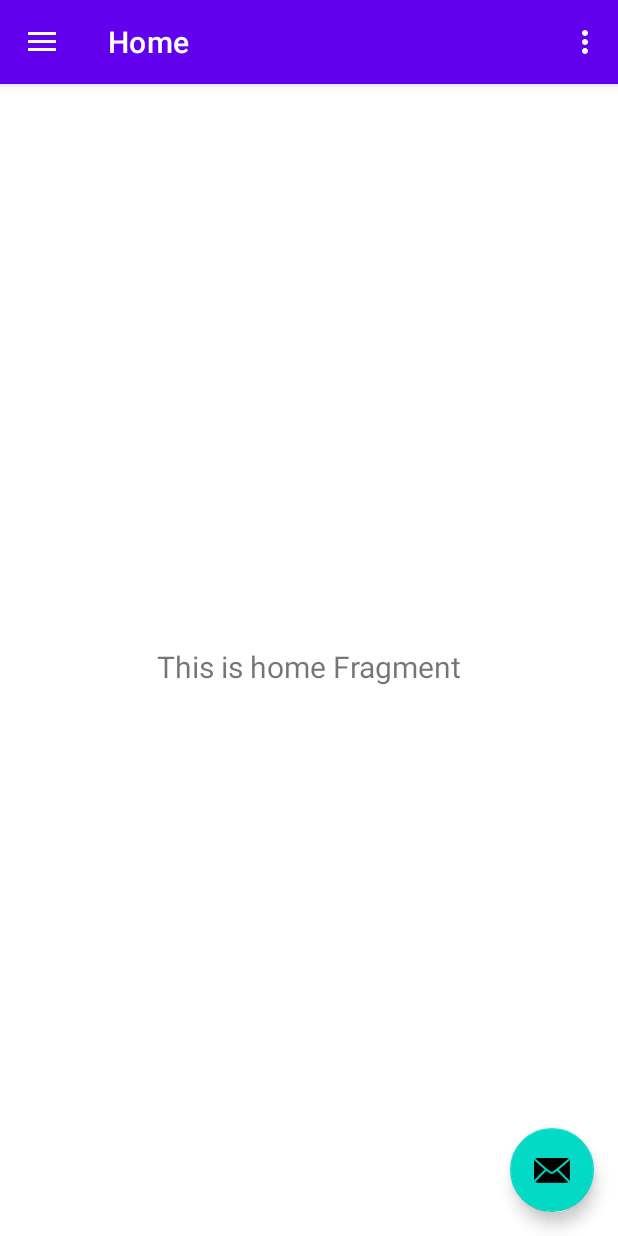
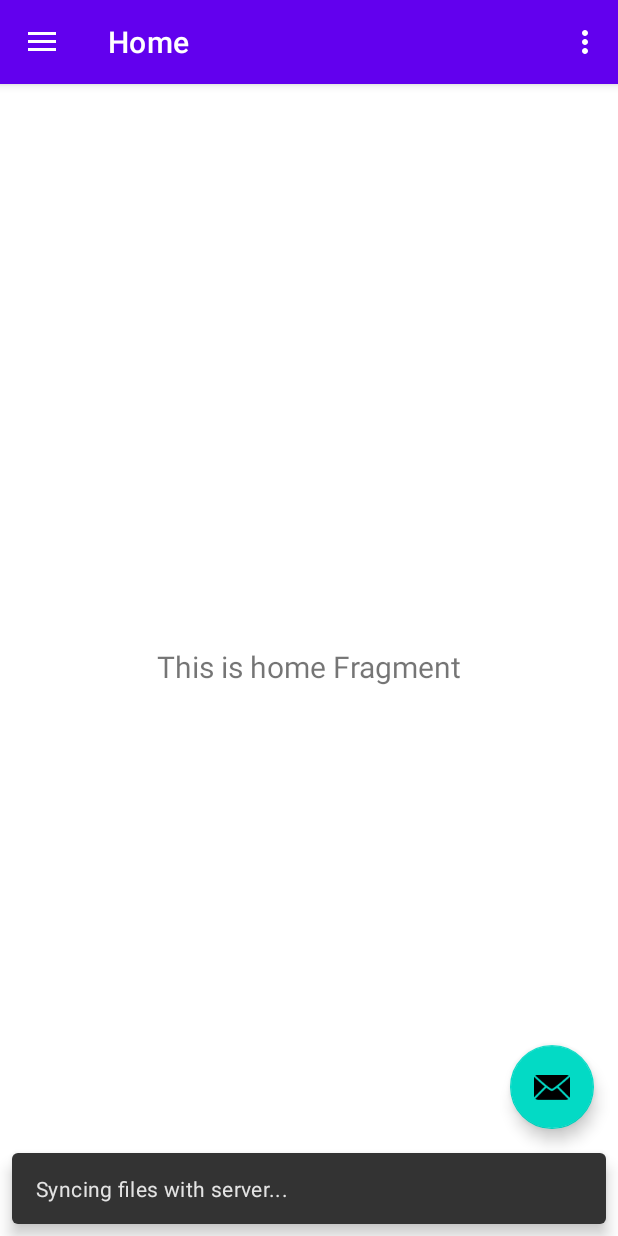
Before and after one commit to ZhaoqunZhong/slam-app, an Android app: the screen it shows after launch (MainActivity), on a phone screen of 412 x 824 dp. Run offline under Robolectric (Android 15) with nearby library versions, the light colour scheme and no system bars; our stand-ins replace navigation-ui; network calls fail; 1 statement that could not run was skipped.

Commit message:
add Snackbar prompt for file sync

```diff
--- a/app/src/main/java/com/zhaoqun/slam_app/MainActivity.kt
+++ b/app/src/main/java/com/zhaoqun/slam_app/MainActivity.kt
@@ -46,7 +46,7 @@ class MainActivity : AppCompatActivity() {
         navView.setupWithNavController(navController)
 
 //        fsync = FileSynchronizer("${getExternalFilesDir(null).toString()}/")
-        fsync = FileSynchronizer("${filesDir}/")
+        fsync = FileSynchronizer("${filesDir}/", binding.root.rootView)
         fsync.run()
     }
 
--- a/app/src/main/java/com/zhaoqun/slam_app/file_server/FileSynchronizer.kt
+++ b/app/src/main/java/com/zhaoqun/slam_app/file_server/FileSynchronizer.kt
@@ -6,13 +6,16 @@ import kotlinx.coroutines.*
 import kotlinx.serialization.*
 import kotlinx.serialization.json.*
 import android.os.Environment
+import android.view.View
+import com.google.android.material.snackbar.Snackbar
+import com.zhaoqun.slam_app.R
 import kotlinx.serialization.Serializable
 import java.lang.Exception
 import okhttp3.ResponseBody
 import java.io.*
 
 
-class FileSynchronizer(val path: String) {
+class FileSynchronizer(val path: String, val view: View) {
     var access_token = "121.9825db96b99baafd8f8b89c0aa6c2d6d.YmKLp7XkQAUh1BRRr5UzOkFVNr0u8Kl0Tk6UEES.19LFNQ"
     var refresh_token = "122.50b33fb54bf4c4bf9e2fbec28551591c.YlxWrZtiKLILd-RP5vuts9I9eTaQyHxFr64tCQT.Sh07bg"
     var app_key = "6wOUKyBgQ8BSmhHV0rkt73nBHWG6Th3d"
@@ -53,6 +56,8 @@ class FileSynchronizer(val path: String) {
     val tag = "FileSynchronizer"
     public fun run() : Boolean {
         io_scope.launch {
+            val mySnackbar = Snackbar.make(view.findViewById(R.id.filesyncprompt), "Syncing files with server...", Snackbar.LENGTH_INDEFINITE)
+            mySnackbar.show()
             /// Refresh token if necessary.
             val refresh_token_call = netDiskAPI.refreshToken("https://openapi.baidu.com/oauth/2.0/token?grant_type=refresh_token" +
                     "&refresh_token=${refresh_token}&client_id=${app_key}&client_secret=${secret_key}")
@@ -115,6 +120,8 @@ class FileSynchronizer(val path: String) {
             }
             syncWithServer(local_file_list_data, server_file_list_data)
             local_list_file.writeText(server_file_list_string)
+
+            mySnackbar.dismiss()
         }
         return true
     }
--- a/app/src/main/res/layout/content_main.xml
+++ b/app/src/main/res/layout/content_main.xml
@@ -2,6 +2,7 @@
 <androidx.constraintlayout.widget.ConstraintLayout xmlns:android="http://schemas.android.com/apk/res/android"
     xmlns:app="http://schemas.android.com/apk/res-auto"
     xmlns:tools="http://schemas.android.com/tools"
+    android:id="@+id/filesyncprompt"
     android:layout_width="match_parent"
     android:layout_height="match_parent"
     app:layout_behavior="@string/appbar_scrolling_view_behavior"
@@ -17,4 +18,14 @@
         app:layout_constraintRight_toRightOf="parent"
         app:layout_constraintTop_toTopOf="parent"
         app:navGraph="@navigation/mobile_navigation" />
+
+    <androidx.constraintlayout.widget.ConstraintLayout
+        android:layout_width="match_parent"
+        android:layout_height="98dp"
+        android:layout_marginBottom="32dp"
+        app:layout_constraintBottom_toBottomOf="parent"
+        app:layout_constraintEnd_toEndOf="parent"
+        app:layout_constraintStart_toEndOf="@+id/nav_host_fragment_content_main">
+
+    </androidx.constraintlayout.widget.ConstraintLayout>
 </androidx.constraintlayout.widget.ConstraintLayout>
```
